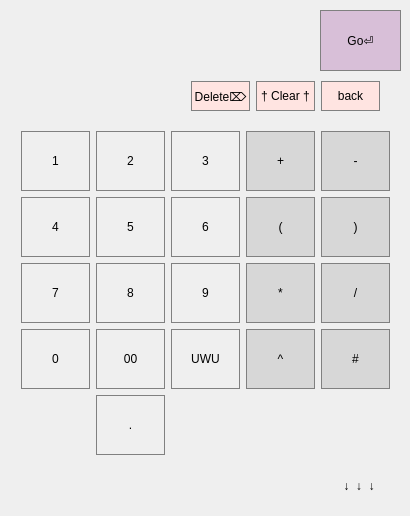
This is SummerWar/clalc.ui in sanakubi/StudentCpp as Qt 5 draws it before an edit. The edited form follows.
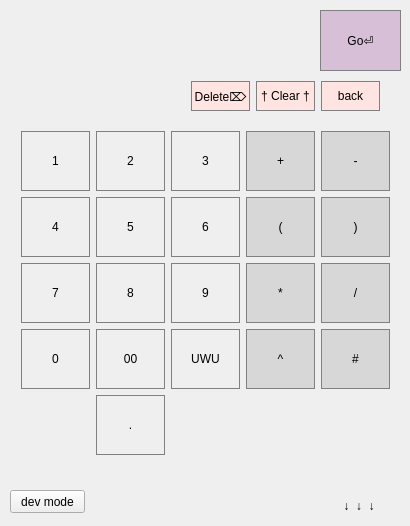
This is the edited form. Icons and pictures are not drawn.

```diff
--- a/SummerWar/clalc.ui
+++ b/SummerWar/clalc.ui
@@ -10,7 +10,7 @@
     <x>0</x>
     <y>0</y>
     <width>410</width>
-    <height>516</height>
+    <height>526</height>
    </rect>
   </property>
   <property name="minimumSize">
@@ -609,7 +609,7 @@
     <property name="geometry">
      <rect>
       <x>340</x>
-      <y>470</y>
+      <y>490</y>
       <width>47</width>
       <height>31</height>
      </rect>
@@ -702,6 +702,19 @@
      </item>
     </layout>
    </widget>
+   <widget class="QPushButton" name="devmode_button">
+    <property name="geometry">
+     <rect>
+      <x>10</x>
+      <y>490</y>
+      <width>75</width>
+      <height>23</height>
+     </rect>
+    </property>
+    <property name="text">
+     <string>dev mode</string>
+    </property>
+   </widget>
   </widget>
   <widget class="QMenuBar" name="menuBar">
    <property name="geometry">
```
Left out of the diff: 8 changed lines with no effect on the pictures.
